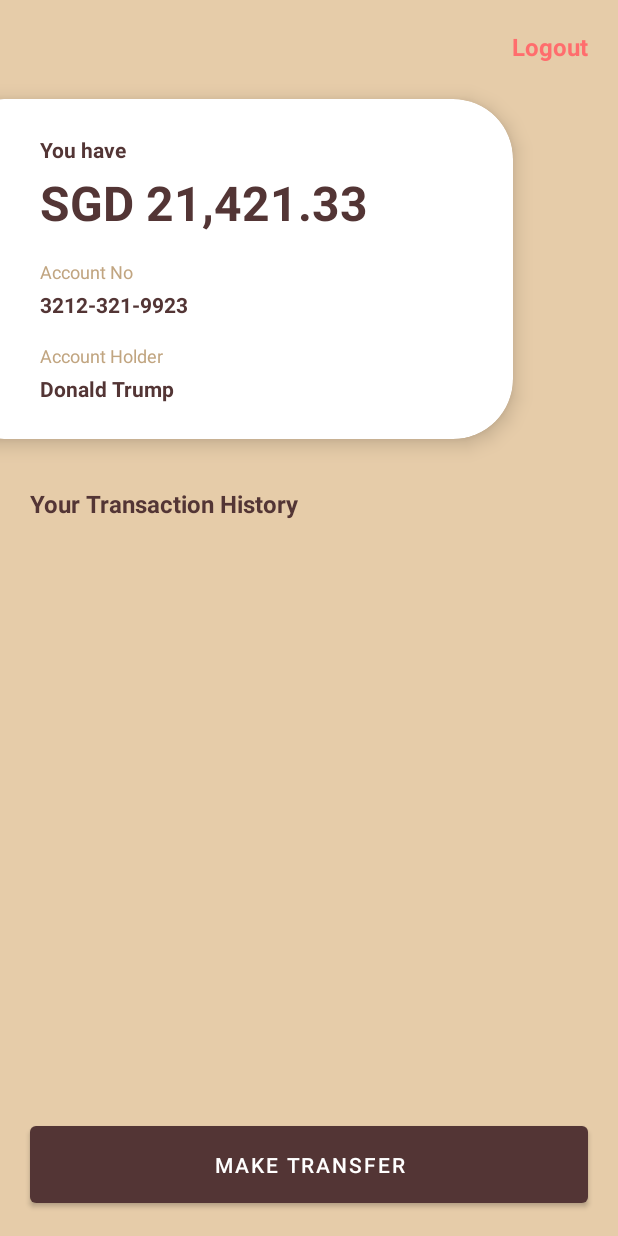
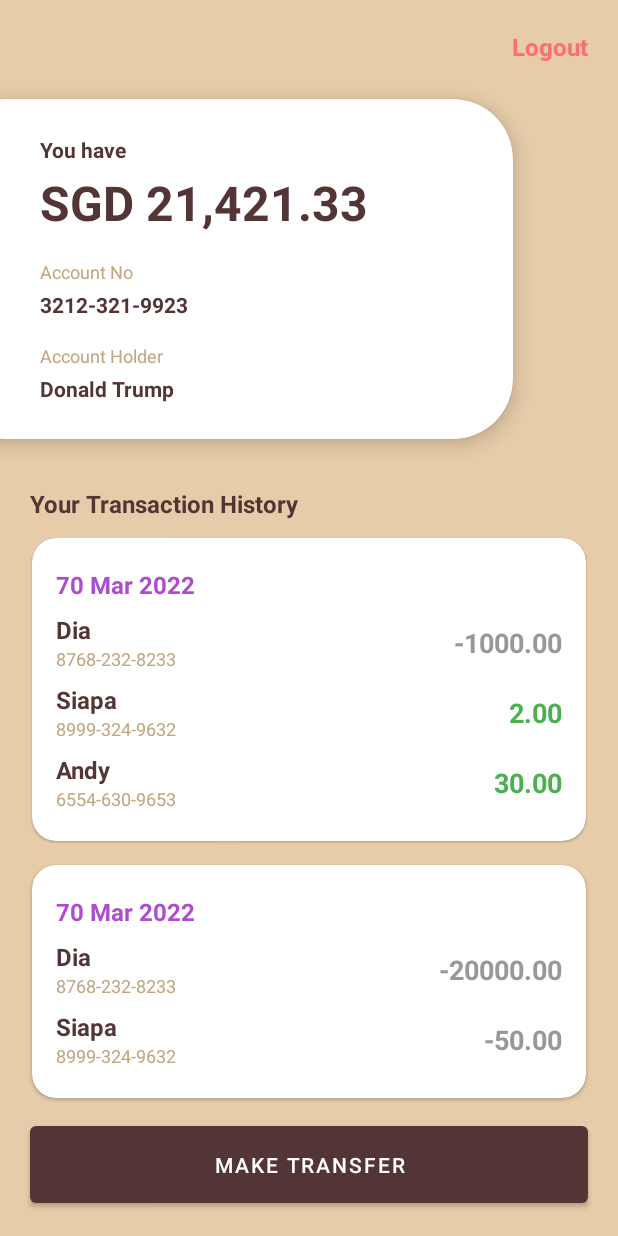
Before and after one commit to ivanasitumorang/BankingApp, an Android app: the DashboardActivity screen opened directly, with no data from a screen before it, on a phone screen of 412 x 824 dp. Run offline under Robolectric (Android 15) with nearby library versions, the phone set to English and light mode, and no system bars.

Commit message:
feat(transaction-history-adapter): display dummy data

```diff
--- a/app/src/main/java/com/project/bankingapp/feature/dashboard/DashboardActivity.kt
+++ b/app/src/main/java/com/project/bankingapp/feature/dashboard/DashboardActivity.kt
@@ -11,6 +11,8 @@ class DashboardActivity : AppCompatActivity() {
 
     private lateinit var binding: ActivityDashboardBinding
 
+    private lateinit var trxHistoryAdapter: TransactionHistoryAdapter
+
     override fun onCreate(savedInstanceState: Bundle?) {
         super.onCreate(savedInstanceState)
         binding = ActivityDashboardBinding.inflate(layoutInflater)
@@ -18,10 +20,12 @@ class DashboardActivity : AppCompatActivity() {
 
         setupUI()
         setupUIListener()
+        trxHistoryAdapter.setTrxHistoryList(trxHistoryList)
     }
 
     private fun setupUI() = with(binding) {
-
+        trxHistoryAdapter = TransactionHistoryAdapter()
+        rvTrxHistory.adapter = trxHistoryAdapter
     }
 
     private fun setupUIListener() = with(binding) {
--- a/app/src/main/java/com/project/bankingapp/feature/dashboard/Transaction.kt
+++ b/app/src/main/java/com/project/bankingapp/feature/dashboard/Transaction.kt
@@ -7,7 +7,7 @@ data class Transaction(
     val amount: Double,
     val date: DateTime,
     val type: TransactionType,
-    val recipientName: Recipient
+    val recipient: Recipient
 ) {
 //    data class Recipient(
 //        val accountNo: String,
@@ -30,21 +30,21 @@ val transactions1 = listOf(
         amount = 1_000.0,
         date = DateTime("2022-03-11T11:47:04.706Z"),
         type = TransactionType.Expense,
-        recipientName = Recipient(accountNo = "8768-232-8233", accountHolder = "Dia")
+        recipient = Recipient(accountNo = "8768-232-8233", accountHolder = "Dia")
     ),
     Transaction(
         id = "",
         amount = 2.0,
         date = DateTime("2022-03-11T12:47:04.706Z"),
         type = TransactionType.Income,
-        recipientName = Recipient(accountNo = "8999-324-9632", accountHolder = "Siapa")
+        recipient = Recipient(accountNo = "8999-324-9632", accountHolder = "Siapa")
     ),
     Transaction(
         id = "",
         amount = 30.0,
         date = DateTime("2022-03-11T08:47:04.706Z"),
         type = TransactionType.Income,
-        recipientName = Recipient(accountNo = "6554-630-9653", accountHolder = "Andy")
+        recipient = Recipient(accountNo = "6554-630-9653", accountHolder = "Andy")
     )
 )
 
@@ -54,25 +54,22 @@ val transactions2 = listOf(
         amount = 20_000.0,
         date = DateTime("2022-05-11T11:47:04.706Z"),
         type = TransactionType.Expense,
-        recipientName = Recipient(accountNo = "8768-232-8233", accountHolder = "Dia")
+        recipient = Recipient(accountNo = "8768-232-8233", accountHolder = "Dia")
     ),
     Transaction(
         id = "",
         amount = 50.0,
         date = DateTime("2022-05-11T12:47:04.706Z"),
         type = TransactionType.Expense,
-        recipientName = Recipient(accountNo = "8999-324-9632", accountHolder = "Siapa")
+        recipient = Recipient(accountNo = "8999-324-9632", accountHolder = "Siapa")
     )
 )
 
-val trxHistory1 = listOf(
+val trxHistoryList = listOf(
     TransactionHistory(
         dateString = DateTime("2022-03-11T12:47:04.706Z").toString("DD MMM YYYY"),
         transactions = transactions1
-    )
-)
-
-val trxHistory2 = listOf(
+    ),
     TransactionHistory(
         dateString = DateTime("2022-03-11T12:47:04.706Z").toString("DD MMM YYYY"),
         transactions = transactions2
--- a/app/src/main/java/com/project/bankingapp/feature/dashboard/TransactionHistoryAdapter.kt
+++ b/app/src/main/java/com/project/bankingapp/feature/dashboard/TransactionHistoryAdapter.kt
@@ -1,5 +1,6 @@
 package com.project.bankingapp.feature.dashboard
 
+import android.annotation.SuppressLint
 import android.view.LayoutInflater
 import android.view.ViewGroup
 import androidx.recyclerview.widget.RecyclerView
@@ -9,10 +10,19 @@ class TransactionHistoryAdapter : RecyclerView.Adapter<TransactionHistoryAdapter
 
     private val _trxHistoryList = mutableListOf<TransactionHistory>()
 
+    @SuppressLint("NotifyDataSetChanged")
+    fun setTrxHistoryList(data: List<TransactionHistory>) {
+        _trxHistoryList.clear()
+        _trxHistoryList.addAll(data)
+        notifyDataSetChanged()
+    }
+
     class TrxHistoryVH(private val binding: ItemTrxHistoryBinding) :
         RecyclerView.ViewHolder(binding.root) {
-        fun bind(trx: TransactionHistory) {
-
+        fun bind(trx: TransactionHistory) = with(binding) {
+            tvDate.text = trx.dateString
+            val itemAdapter = TransactionItemAdapter(trx.transactions)
+            rvTransaction.adapter = itemAdapter
         }
     }
 
--- /dev/null
+++ b/app/src/main/java/com/project/bankingapp/feature/dashboard/TransactionItemAdapter.kt
@@ -0,0 +1,47 @@
+package com.project.bankingapp.feature.dashboard
+
+import android.view.LayoutInflater
+import android.view.ViewGroup
+import androidx.core.content.ContextCompat
+import androidx.recyclerview.widget.RecyclerView
+import com.project.bankingapp.R
+import com.project.bankingapp.databinding.ItemTransactionBinding
+
+class TransactionItemAdapter(private val trxItems: List<Transaction>) :
+    RecyclerView.Adapter<TransactionItemAdapter.TransactionItemVH>() {
+
+    class TransactionItemVH(private val binding: ItemTransactionBinding) :
+        RecyclerView.ViewHolder(binding.root) {
+        fun bind(trx: Transaction) = with(binding) {
+            tvName.text = trx.recipient.accountHolder
+            tvAccount.text = trx.recipient.accountNo
+
+            val context = root.context
+            if (trx.type == TransactionType.Expense) {
+                tvAmount.apply {
+                    text = context.getString(R.string.dashboard_trx_item_expense, trx.amount)
+                    setTextColor(ContextCompat.getColor(context, R.color.grey))
+                }
+            } else {
+                tvAmount.apply {
+                    text = context.getString(R.string.dashboard_trx_item_income, trx.amount)
+                    setTextColor(ContextCompat.getColor(context, R.color.green_500))
+                }
+            }
+        }
+    }
+
+    override fun onCreateViewHolder(parent: ViewGroup, viewType: Int): TransactionItemVH {
+        val binding = ItemTransactionBinding.inflate(
+            LayoutInflater.from(parent.context), parent, false
+        )
+
+        return TransactionItemVH(binding)
+    }
+
+    override fun onBindViewHolder(holder: TransactionItemVH, position: Int) {
+        holder.bind(trxItems[position])
+    }
+
+    override fun getItemCount(): Int = trxItems.size
+}
--- a/app/src/main/res/layout/activity_dashboard.xml
+++ b/app/src/main/res/layout/activity_dashboard.xml
@@ -112,6 +112,7 @@
         android:layout_marginHorizontal="20dp"
         android:layout_marginTop="20dp"
         android:text="Your Transaction History"
+        android:paddingBottom="4dp"
         android:textColor="@color/brown_700"
         android:textSize="16sp"
         android:textStyle="bold"
--- a/app/src/main/res/values/strings.xml
+++ b/app/src/main/res/values/strings.xml
@@ -1,3 +1,6 @@
 <resources>
     <string name="app_name">BankingApp</string>
+
+    <string name="dashboard_trx_item_expense">-%.2f</string>
+    <string name="dashboard_trx_item_income">%.2f</string>
 </resources>
```
